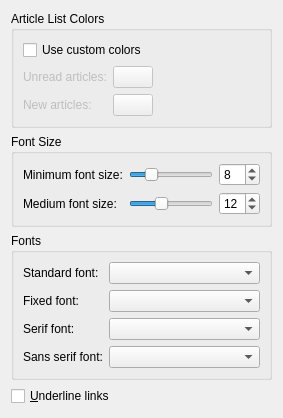
This is configuration/settings_appearance.ui in mschuett/akregator as Qt 5 draws it before an edit. The edited form follows.
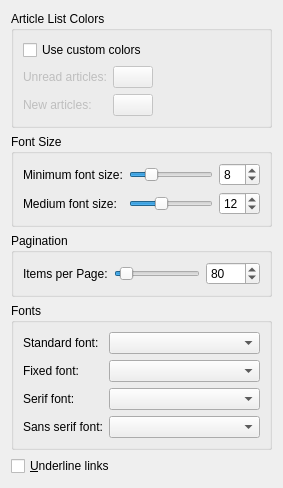
This is the edited form. Custom widgets are drawn as their Qt base class.

Commit message: add simple pagination

Patch:
```diff
--- a/configuration/settings_appearance.ui
+++ b/configuration/settings_appearance.ui
@@ -163,6 +163,55 @@
      </layout>
     </widget>
    </item>
+   <item>
+    <widget class="QGroupBox" name="groupBox">
+     <property name="title">
+      <string>Pagination</string>
+     </property>
+     <layout class="QFormLayout" name="formLayout">
+      <item row="0" column="0">
+       <widget class="QLabel" name="textLabel1">
+        <property name="text">
+         <string>Items per Page:</string>
+        </property>
+       </widget>
+      </item>
+      <item row="0" column="1">
+       <layout class="QHBoxLayout" name="horizontalLayout">
+        <item>
+         <widget class="QSlider" name="slider_PaginationCount">
+          <property name="minimum">
+           <number>4</number>
+          </property>
+          <property name="maximum">
+           <number>1000</number>
+          </property>
+          <property name="value">
+           <number>80</number>
+          </property>
+          <property name="orientation">
+           <enum>Qt::Horizontal</enum>
+          </property>
+         </widget>
+        </item>
+        <item>
+         <widget class="KIntSpinBox" name="kcfg_PaginationCount">
+          <property name="minimum">
+           <number>4</number>
+          </property>
+          <property name="maximum">
+           <number>1000</number>
+          </property>
+          <property name="value">
+           <number>80</number>
+          </property>
+         </widget>
+        </item>
+       </layout>
+      </item>
+     </layout>
+    </widget>
+   </item>
    <item>
     <widget class="QGroupBox" name="groupBox">
      <property name="title">
```
The commit also changes 11 other files.
